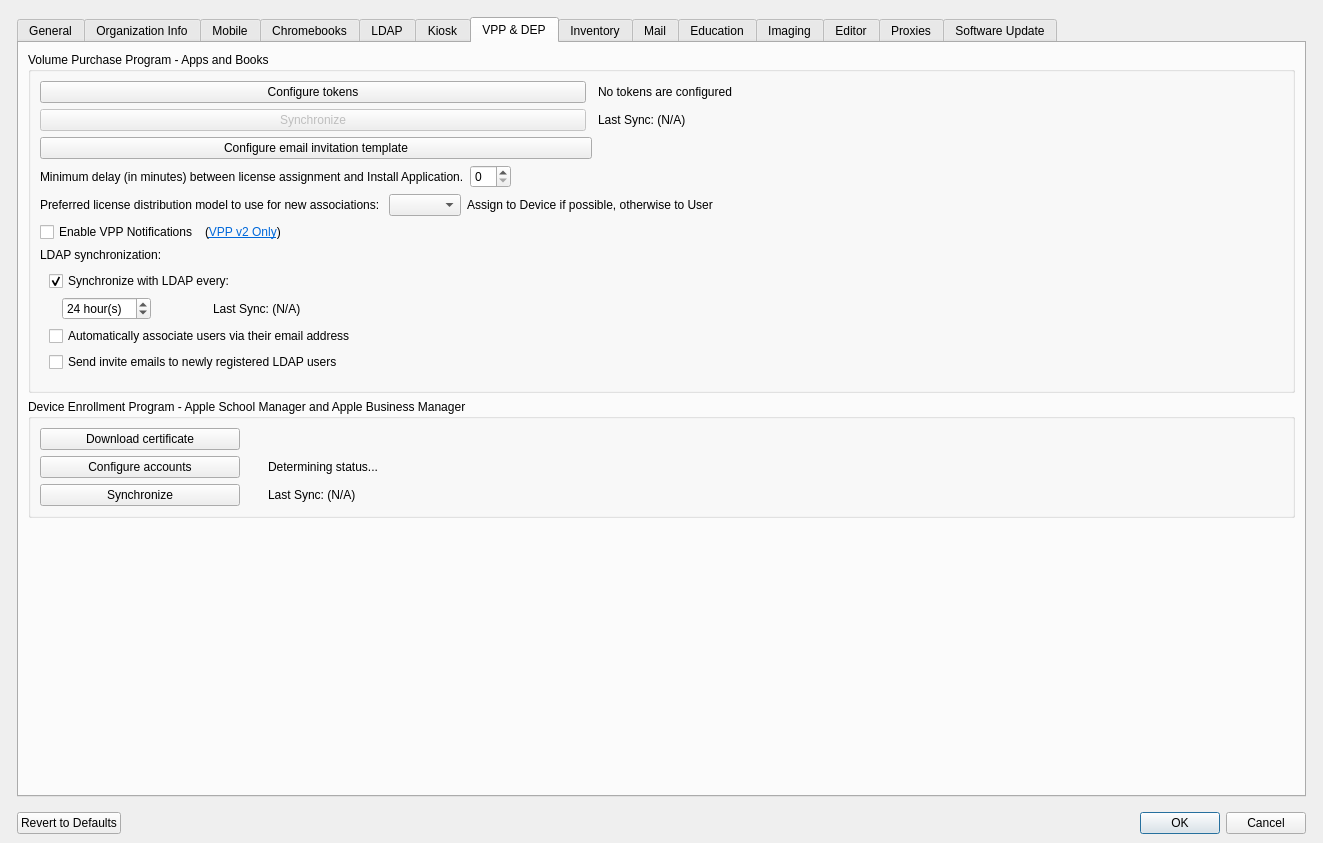
Qt form FWAdminLib/Preferences/WinAdminPrefDlg.ui (fw-dev/translations) before a commit.
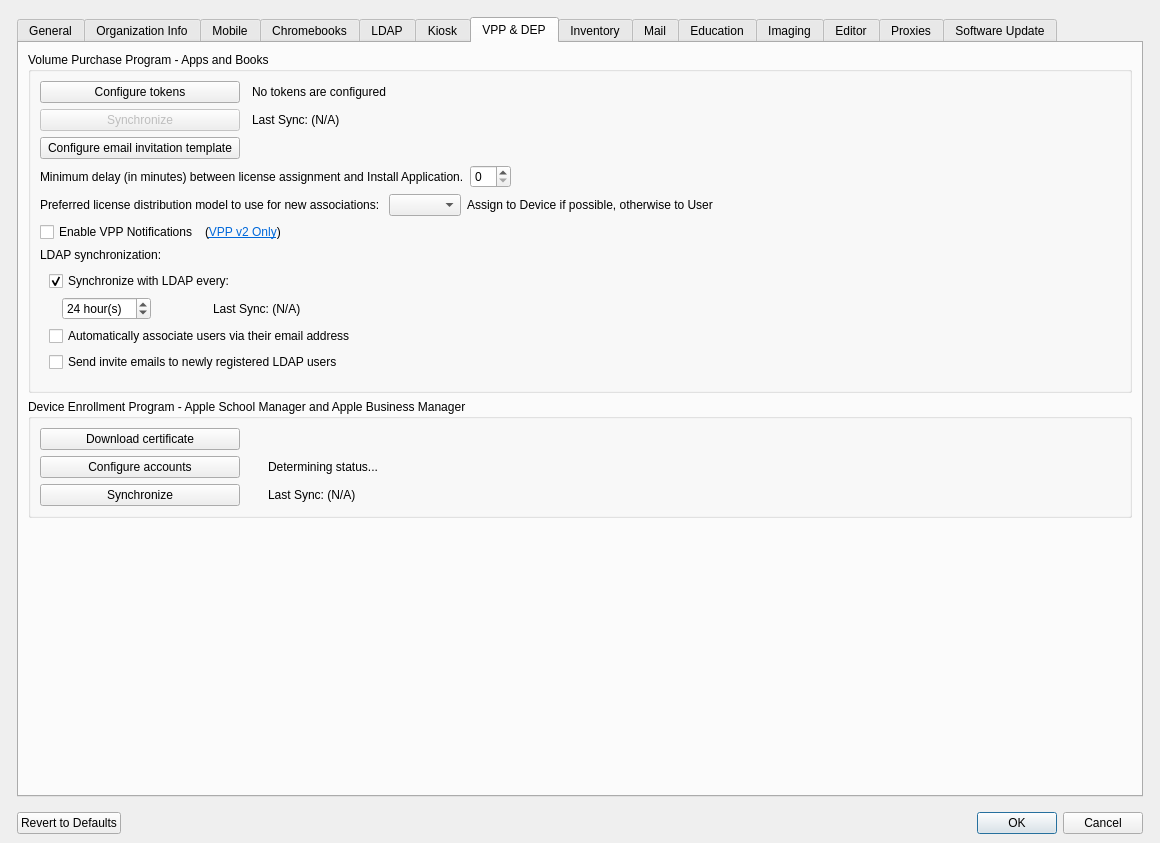
The same form after that commit. The open tabs and pages were chosen to show the change. Custom widgets are drawn as their Qt base class.

The edit to the form file:
```diff
--- a/FWAdminLib/Preferences/WinAdminPrefDlg.ui
+++ b/FWAdminLib/Preferences/WinAdminPrefDlg.ui
@@ -6,7 +6,7 @@
    <rect>
     <x>0</x>
     <y>0</y>
-    <width>1323</width>
+    <width>1160</width>
     <height>843</height>
    </rect>
   </property>
@@ -1612,59 +1612,8 @@
             <property name="title">
              <string>Volume Purchase Program - Apps and Books</string>
             </property>
-            <layout class="QGridLayout" name="gridLayout">
-             <item row="3" column="0" colspan="4">
-              <widget class="QWidget" name="widget_2" native="true">
-               <layout class="QHBoxLayout" name="horizontalLayout_17">
-                <property name="leftMargin">
-                 <number>0</number>
-                </property>
-                <property name="topMargin">
-                 <number>0</number>
-                </property>
-                <property name="rightMargin">
-                 <number>0</number>
-                </property>
-                <property name="bottomMargin">
-                 <number>0</number>
-                </property>
-                <item>
-                 <widget class="QLabel" name="label_7">
-                  <property name="text">
-                   <string>Minimum delay (in minutes) between license assignment and Install Application.</string>
-                  </property>
-                 </widget>
-                </item>
-                <item>
-                 <widget class="QSpinBox" name="installAppDelay"/>
-                </item>
-                <item>
-                 <spacer name="horizontalSpacer_22">
-                  <property name="orientation">
-                   <enum>Qt::Horizontal</enum>
-                  </property>
-                  <property name="sizeHint" stdset="0">
-                   <size>
-                    <width>258</width>
-                    <height>20</height>
-                   </size>
-                  </property>
-                 </spacer>
-                </item>
-               </layout>
-              </widget>
-             </item>
-             <item row="1" column="1">
-              <widget class="CircularProgressIndicator" name="syncAppleCirc" native="true"/>
-             </item>
-             <item row="1" column="2">
-              <widget class="QLabel" name="lastSyncWithApple">
-               <property name="text">
-                <string>Last Sync: (N/A)</string>
-               </property>
-              </widget>
-             </item>
-             <item row="6" column="0" colspan="3">
+            <layout class="QGridLayout" name="gridLayout" columnstretch="0,0,0,0">
+             <item row="5" column="0" colspan="3">
               <widget class="QWidget" name="vppSynchronizationWidget" native="true">
                <layout class="QGridLayout" name="gridLayout_16">
                 <property name="leftMargin">
@@ -1791,91 +1740,7 @@
                </layout>
               </widget>
              </item>
-             <item row="5" column="0">
-              <widget class="QWidget" name="enableVppNotificationslWidget" native="true">
-               <layout class="QHBoxLayout" name="horizontalLayout_16">
-                <property name="leftMargin">
-                 <number>0</number>
-                </property>
-                <property name="topMargin">
-                 <number>0</number>
-                </property>
-                <property name="rightMargin">
-                 <number>0</number>
-                </property>
-                <property name="bottomMargin">
-                 <number>0</number>
-                </property>
-                <item>
-                 <widget class="QCheckBox" name="enableVppNotificationsCheckBox">
-                  <property name="text">
-                   <string>Enable VPP Notifications</string>
-                  </property>
-                 </widget>
-                </item>
-                <item>
-                 <widget class="QLabel" name="label_15">
-                  <property name="text">
-                   <string>&lt;html&gt;&lt;head/&gt;&lt;body&gt;&lt;p&gt;(&lt;a href=&quot;https://kb.filewave.com/pages/viewpage.action?pageId=55543458&quot;&gt;&lt;span style=&quot; text-decoration: underline; color:#0068da;&quot;&gt;VPP v2 Only&lt;/span&gt;&lt;/a&gt;)&lt;/p&gt;&lt;/body&gt;&lt;/html&gt;</string>
-                  </property>
-                  <property name="openExternalLinks">
-                   <bool>true</bool>
-                  </property>
-                 </widget>
-                </item>
-                <item>
-                 <spacer name="horizontalSpacer_26">
-                  <property name="orientation">
-                   <enum>Qt::Horizontal</enum>
-                  </property>
-                  <property name="sizeHint" stdset="0">
-                   <size>
-                    <width>40</width>
-                    <height>20</height>
-                   </size>
-                  </property>
-                 </spacer>
-                </item>
-               </layout>
-              </widget>
-             </item>
-             <item row="0" column="2">
-              <widget class="QLabel" name="tokenLabel">
-               <property name="text">
-                <string>No tokens are configured</string>
-               </property>
-              </widget>
-             </item>
-             <item row="0" column="3">
-              <spacer name="horizontalSpacer_400">
-               <property name="orientation">
-                <enum>Qt::Horizontal</enum>
-               </property>
-               <property name="sizeHint" stdset="0">
-                <size>
-                 <width>221</width>
-                 <height>20</height>
-                </size>
-               </property>
-              </spacer>
-             </item>
-             <item row="0" column="0">
-              <widget class="QPushButton" name="editVPPTokensButton">
-               <property name="minimumSize">
-                <size>
-                 <width>200</width>
-                 <height>0</height>
-                </size>
-               </property>
-               <property name="text">
-                <string>Configure tokens</string>
-               </property>
-               <property name="autoDefault">
-                <bool>false</bool>
-               </property>
-              </widget>
-             </item>
-             <item row="4" column="0" colspan="4">
+             <item row="3" column="0" colspan="4">
               <widget class="QWidget" name="distributionModelWidget" native="true">
                <layout class="QHBoxLayout" name="horizontalLayout_23">
                 <property name="leftMargin">
@@ -1923,18 +1788,75 @@
                </layout>
               </widget>
              </item>
-             <item row="1" column="3">
-              <spacer name="horizontalSpacer_8">
+             <item row="4" column="0">
+              <widget class="QWidget" name="enableVppNotificationslWidget" native="true">
+               <layout class="QHBoxLayout" name="horizontalLayout_16">
+                <property name="leftMargin">
+                 <number>0</number>
+                </property>
+                <property name="topMargin">
+                 <number>0</number>
+                </property>
+                <property name="rightMargin">
+                 <number>0</number>
+                </property>
+                <property name="bottomMargin">
+                 <number>0</number>
+                </property>
+                <item>
+                 <widget class="QCheckBox" name="enableVppNotificationsCheckBox">
+                  <property name="text">
+                   <string>Enable VPP Notifications</string>
+                  </property>
+                 </widget>
+                </item>
+                <item>
+                 <widget class="QLabel" name="label_15">
+                  <property name="text">
+                   <string>&lt;html&gt;&lt;head/&gt;&lt;body&gt;&lt;p&gt;(&lt;a href=&quot;https://kb.filewave.com/pages/viewpage.action?pageId=55543458&quot;&gt;&lt;span style=&quot; text-decoration: underline; color:#0068da;&quot;&gt;VPP v2 Only&lt;/span&gt;&lt;/a&gt;)&lt;/p&gt;&lt;/body&gt;&lt;/html&gt;</string>
+                  </property>
+                  <property name="openExternalLinks">
+                   <bool>true</bool>
+                  </property>
+                 </widget>
+                </item>
+                <item>
+                 <spacer name="horizontalSpacer_26">
                <property name="orientation">
                 <enum>Qt::Horizontal</enum>
                </property>
                <property name="sizeHint" stdset="0">
                 <size>
-                 <width>400</width>
+                    <width>40</width>
                  <height>20</height>
                 </size>
                </property>
               </spacer>
+                </item>
+               </layout>
+              </widget>
+             </item>
+             <item row="0" column="0" colspan="3">
+              <widget class="QWidget" name="VPPGroup" native="true">
+               <layout class="QGridLayout" name="gridLayout_12">
+                <property name="leftMargin">
+                 <number>0</number>
+                </property>
+                <property name="topMargin">
+                 <number>0</number>
+                </property>
+                <property name="rightMargin">
+                 <number>0</number>
+                </property>
+                <property name="bottomMargin">
+                 <number>0</number>
+                </property>
+                <item row="1" column="2">
+                 <widget class="QLabel" name="lastSyncWithApple">
+                  <property name="text">
+                   <string>Last Sync: (N/A)</string>
+                  </property>
+                 </widget>
              </item>
              <item row="1" column="0">
               <widget class="QPushButton" name="syncVPPNow">
@@ -1955,7 +1877,20 @@
                </property>
               </widget>
              </item>
-             <item row="2" column="0" colspan="2">
+                <item row="1" column="4">
+                 <spacer name="horizontalSpacer_3">
+                  <property name="orientation">
+                   <enum>Qt::Horizontal</enum>
+                  </property>
+                  <property name="sizeHint" stdset="0">
+                   <size>
+                    <width>40</width>
+                    <height>20</height>
+                   </size>
+                  </property>
+                 </spacer>
+                </item>
+                <item row="2" column="0">
               <widget class="QPushButton" name="btnEmailInvitationTemplate">
                <property name="text">
                 <string>Configure email invitation template</string>
@@ -1965,6 +1900,76 @@
                </property>
               </widget>
              </item>
+                <item row="0" column="0">
+                 <widget class="QPushButton" name="editVPPTokensButton">
+                  <property name="minimumSize">
+                   <size>
+                    <width>200</width>
+                    <height>0</height>
+                   </size>
+                  </property>
+                  <property name="text">
+                   <string>Configure tokens</string>
+                  </property>
+                  <property name="autoDefault">
+                   <bool>false</bool>
+                  </property>
+                 </widget>
+                </item>
+                <item row="0" column="2" colspan="2">
+                 <widget class="QLabel" name="tokenLabel">
+                  <property name="text">
+                   <string>No tokens are configured</string>
+                  </property>
+                 </widget>
+                </item>
+                <item row="1" column="1">
+                 <widget class="CircularProgressIndicator" name="syncAppleCirc" native="true"/>
+                </item>
+               </layout>
+              </widget>
+             </item>
+             <item row="1" column="0">
+              <widget class="QWidget" name="widget_2" native="true">
+               <layout class="QHBoxLayout" name="horizontalLayout_17">
+                <property name="leftMargin">
+                 <number>0</number>
+                </property>
+                <property name="topMargin">
+                 <number>0</number>
+                </property>
+                <property name="rightMargin">
+                 <number>0</number>
+                </property>
+                <property name="bottomMargin">
+                 <number>0</number>
+                </property>
+                <item>
+                 <widget class="QLabel" name="label_7">
+                  <property name="text">
+                   <string>Minimum delay (in minutes) between license assignment and Install Application.</string>
+                  </property>
+                 </widget>
+                </item>
+                <item>
+                 <widget class="QSpinBox" name="installAppDelay"/>
+                </item>
+                <item>
+                 <spacer name="horizontalSpacer_22">
+                  <property name="orientation">
+                   <enum>Qt::Horizontal</enum>
+                  </property>
+                  <property name="sizeHint" stdset="0">
+                   <size>
+                    <width>258</width>
+                    <height>20</height>
+                   </size>
+                  </property>
+                 </spacer>
+                </item>
+               </layout>
+              </widget>
+             </item>
             </layout>
            </widget>
           </item>
@@ -1974,39 +1979,27 @@
              <string>Device Enrollment Program - Apple School Manager and Apple Business Manager</string>
             </property>
             <layout class="QGridLayout" name="gridLayout_6">
-             <item row="2" column="1">
-              <widget class="CircularProgressIndicator" name="depCirc" native="true">
+             <item row="0" column="0">
+              <widget class="QWidget" name="DEPGroup" native="true">
                <property name="minimumSize">
                 <size>
-                 <width>16</width>
-                 <height>16</height>
+                 <width>0</width>
+                 <height>0</height>
                 </size>
                </property>
-              </widget>
-             </item>
-             <item row="2" column="3">
-              <spacer name="horizontalSpacer_10">
-               <property name="orientation">
-                <enum>Qt::Horizontal</enum>
-               </property>
-               <property name="sizeHint" stdset="0">
-                <size>
-                 <width>40</width>
-                 <height>20</height>
-                </size>
-               </property>
-              </spacer>
-             </item>
-             <item row="2" column="2">
-              <widget class="QLabel" name="depSync">
-               <property name="text">
-                <string>Last Sync: (N/A)</string>
-               </property>
-              </widget>
-             </item>
-             <item row="1" column="1">
-              <widget class="OnlineStatus" name="labelDEPStatusIcon"/>
-             </item>
+               <layout class="QGridLayout" name="gridLayout_17">
+                <property name="leftMargin">
+                 <number>0</number>
+                </property>
+                <property name="topMargin">
+                 <number>0</number>
+                </property>
+                <property name="rightMargin">
+                 <number>0</number>
+                </property>
+                <property name="bottomMargin">
+                 <number>0</number>
+                </property>
              <item row="0" column="0">
               <widget class="QPushButton" name="downloadDEPCert">
                <property name="minimumSize">
@@ -2023,6 +2016,19 @@
                </property>
               </widget>
              </item>
+                <item row="0" column="1" colspan="3">
+                 <spacer name="horizontalSpacer_9">
+                  <property name="orientation">
+                   <enum>Qt::Horizontal</enum>
+                  </property>
+                  <property name="sizeHint" stdset="0">
+                   <size>
+                    <width>839</width>
+                    <height>20</height>
+                   </size>
+                  </property>
+                 </spacer>
+                </item>
              <item row="1" column="0">
               <widget class="QPushButton" name="configureDEPAccounts">
                <property name="text">
@@ -2033,6 +2039,9 @@
                </property>
               </widget>
              </item>
+                <item row="1" column="1">
+                 <widget class="OnlineStatus" name="labelDEPStatusIcon"/>
+                </item>
              <item row="1" column="2">
               <widget class="QLabel" name="labelDEPStatusMessage">
                <property name="text">
@@ -2050,8 +2059,25 @@
                </property>
               </widget>
              </item>
-             <item row="0" column="1" colspan="4">
-              <spacer name="horizontalSpacer_9">
+                <item row="2" column="1">
+                 <widget class="CircularProgressIndicator" name="depCirc" native="true">
+                  <property name="minimumSize">
+                   <size>
+                    <width>16</width>
+                    <height>16</height>
+                   </size>
+                  </property>
+                 </widget>
+                </item>
+                <item row="2" column="2">
+                 <widget class="QLabel" name="depSync">
+                  <property name="text">
+                   <string>Last Sync: (N/A)</string>
+                  </property>
+                 </widget>
+                </item>
+                <item row="2" column="3">
+                 <spacer name="horizontalSpacer_10">
                <property name="orientation">
                 <enum>Qt::Horizontal</enum>
                </property>
@@ -2062,6 +2088,9 @@
                 </size>
                </property>
               </spacer>
+                </item>
+               </layout>
+              </widget>
              </item>
             </layout>
            </widget>
```
Lines whose indentation alone changed are shown as unchanged.
